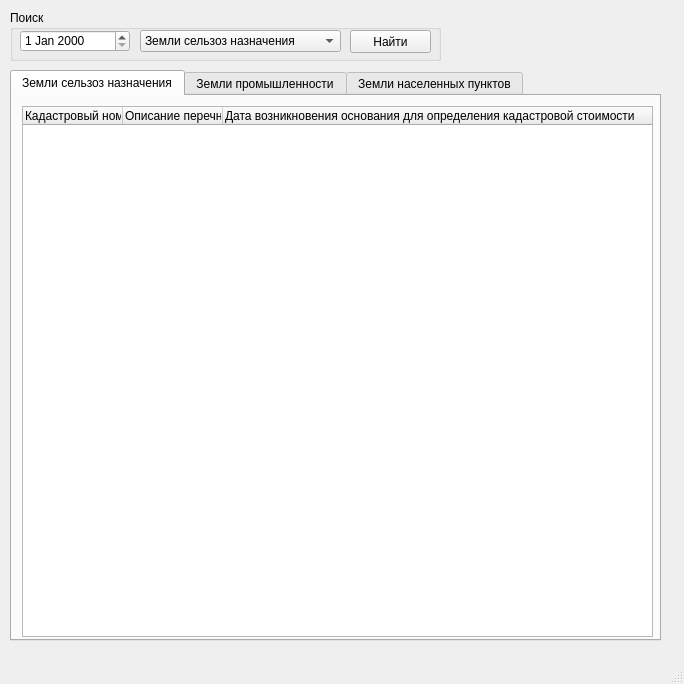
The window that ui.ui (AlDS90/is_category_changed) describes before a commit, drawn with Qt 5.
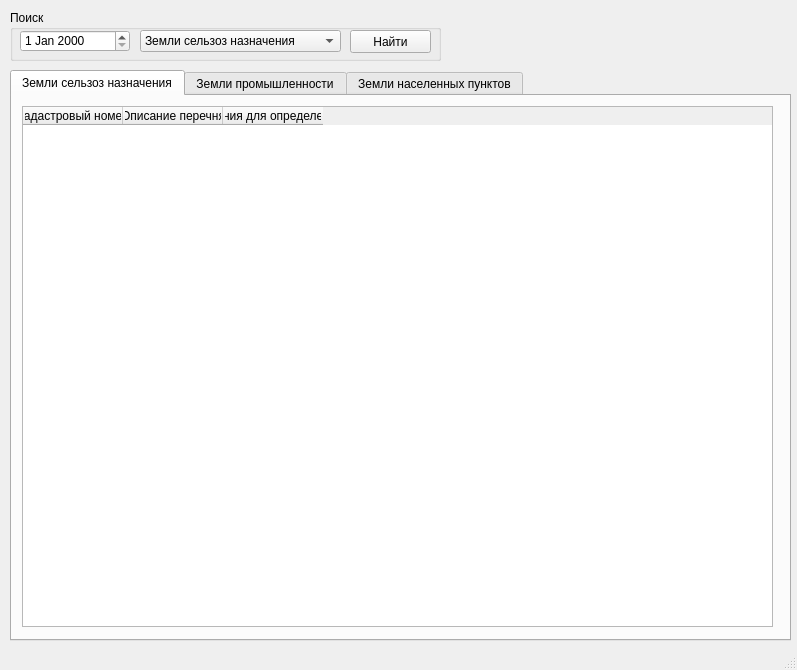
The same window after the commit. The open tabs and pages were chosen to show the change.

Commit message: made an unloading into a table from the database

```diff
--- a/ui.ui
+++ b/ui.ui
@@ -6,8 +6,8 @@
    <rect>
     <x>0</x>
     <y>0</y>
-    <width>684</width>
-    <height>684</height>
+    <width>797</width>
+    <height>670</height>
    </rect>
   </property>
   <property name="windowTitle">
@@ -80,7 +80,7 @@
      <rect>
       <x>10</x>
       <y>70</y>
-      <width>651</width>
+      <width>781</width>
       <height>571</height>
      </rect>
     </property>
@@ -91,15 +91,21 @@
      <attribute name="title">
       <string>Земли сельзоз назначения</string>
      </attribute>
-     <widget class="QTreeWidget" name="treeWidget">
+     <widget class="QTableWidget" name="tableWidget">
       <property name="geometry">
        <rect>
         <x>10</x>
         <y>10</y>
-        <width>631</width>
-        <height>531</height>
+        <width>751</width>
+        <height>521</height>
        </rect>
       </property>
+      <property name="styleSheet">
+       <string notr="true"/>
+      </property>
+      <property name="lineWidth">
+       <number>1</number>
+      </property>
       <column>
        <property name="text">
         <string>Кадастровый номер</string>
```
Left out of the diff: 14 changed lines with no effect on the pictures. The commit also changes 7 other files.
